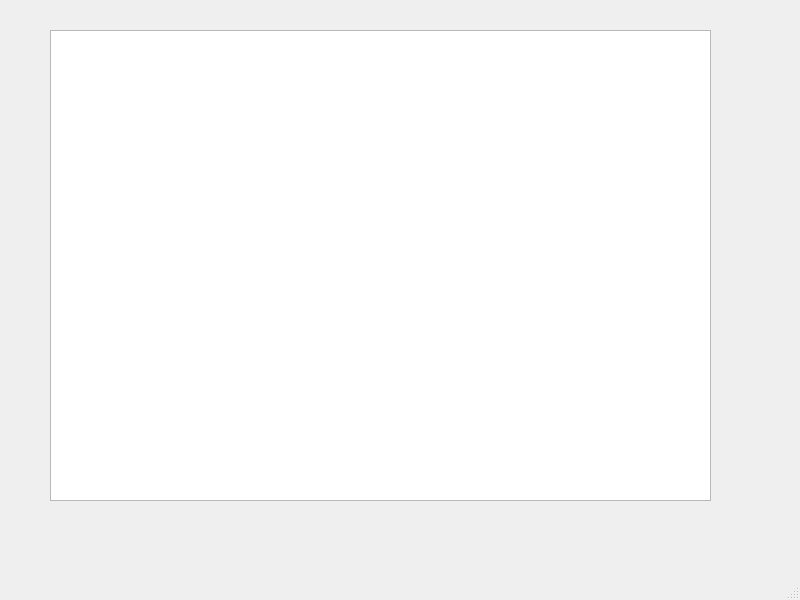
shafinaz/render3D, file mainwindow.ui: the form before one commit.
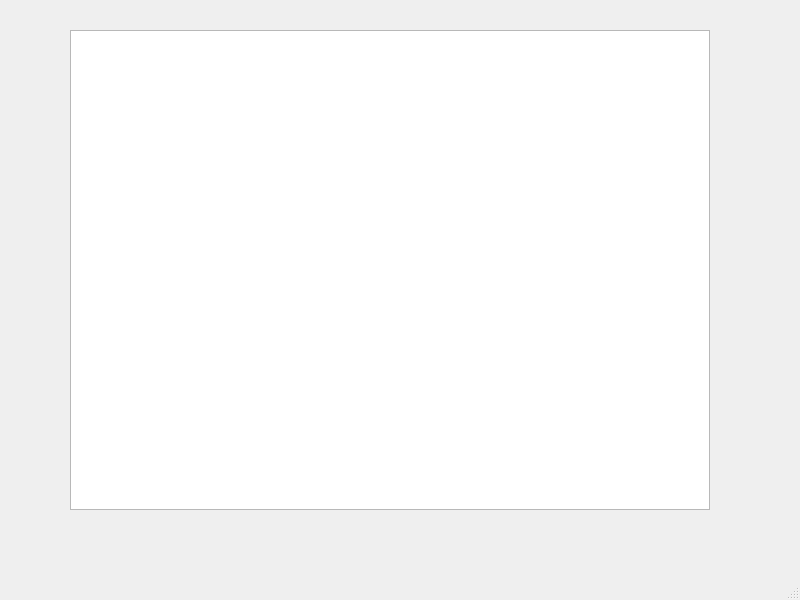
The form after the commit.

Commit message: Added scale to axis

```diff
--- a/mainwindow.ui
+++ b/mainwindow.ui
@@ -17,10 +17,10 @@
    <widget class="QGraphicsView" name="graphicsView">
     <property name="geometry">
      <rect>
-      <x>50</x>
+      <x>70</x>
       <y>30</y>
-      <width>661</width>
-      <height>471</height>
+      <width>640</width>
+      <height>480</height>
      </rect>
     </property>
    </widget>
```
The commit also changes 2 other files.
